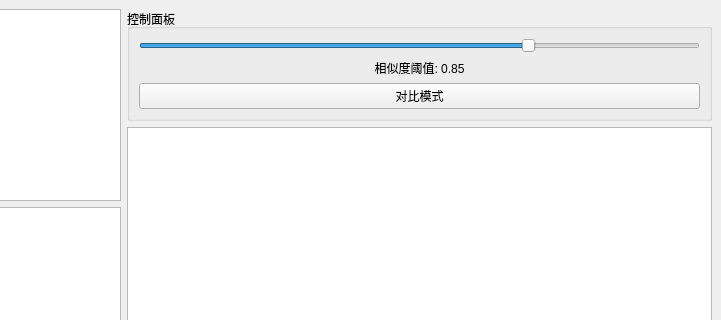
The window that ImageTool.ui (Fryt1/TextureSimilarityAnalyzer) describes before a commit, drawn with Qt 5; both pictures show x 559 to 1280 and y 0 to 320 of the 1280 by 720 pixel window.
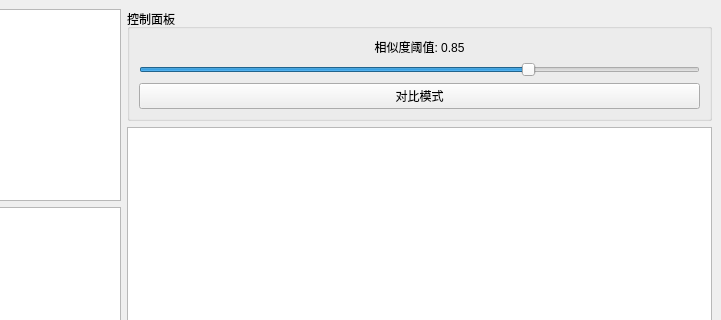
The same window after the commit.

Commit message: 修复图片导入bug

What changed in the file:
```diff
--- a/ImageTool.ui
+++ b/ImageTool.ui
@@ -91,6 +91,16 @@
          <string>控制面板</string>
         </property>
         <layout class="QVBoxLayout" name="verticalLayout_3">
+         <item>
+          <widget class="QLabel" name="thresholdLabel">
+           <property name="text">
+            <string>相似度阈值: 0.85</string>
+           </property>
+           <property name="alignment">
+            <set>Qt::AlignCenter</set>
+           </property>
+          </widget>
+         </item>
          <item>
           <widget class="QSlider" name="thresholdSlider">
            <property name="minimum">
@@ -107,16 +117,6 @@
            </property>
           </widget>
          </item>
-         <item>
-          <widget class="QLabel" name="thresholdLabel">
-           <property name="text">
-            <string>相似度阈值: 0.85</string>
-           </property>
-           <property name="alignment">
-            <set>Qt::AlignCenter</set>
-           </property>
-          </widget>
-         </item>
          <item>
           <widget class="QPushButton" name="compareButton">
            <property name="text">
```
The commit also changes 2 other files.
